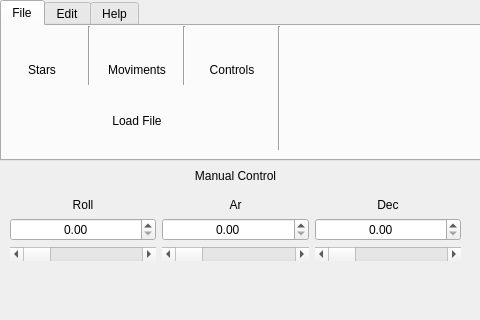
Old version of the form star_tracker/resources/MainWindow.ui in the repository HebertWP/star-tracker-simulator; both pictures show x 0 to 480 and y 0 to 320 of the 832 by 672 pixel window.
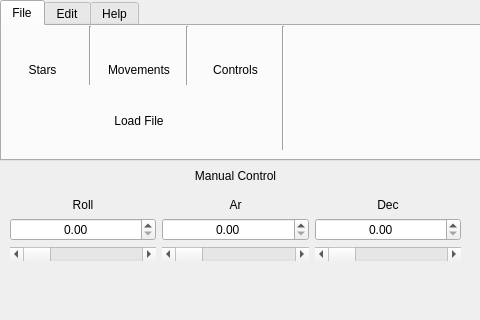
New version of the form. Icons and pictures are not drawn. Custom widgets are drawn as their Qt base class.

Commit message: Movements file loader working

What changed in the file:
```diff
--- a/star_tracker/resources/MainWindow.ui
+++ b/star_tracker/resources/MainWindow.ui
@@ -206,7 +206,7 @@
        <rect>
         <x>0</x>
         <y>0</y>
-        <width>279</width>
+        <width>283</width>
         <height>124</height>
        </rect>
       </property>
@@ -284,7 +284,7 @@
              <item>
               <widget class="QLabel" name="label_2">
                <property name="text">
-                <string>Moviments</string>
+                <string>Movements</string>
                </property>
                <property name="alignment">
                 <set>Qt::AlignCenter</set>
```
Left out of the diff: 5 changed lines with no effect on the pictures. The commit also changes 4 other files.
